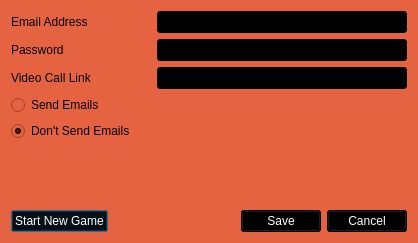
ae6nr/secret_hitler, file emailsettingswindow.ui: the form before one commit.
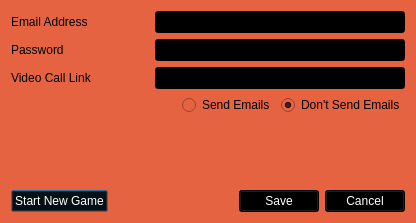
The form after the commit. Icons and pictures are not drawn.

```diff
--- a/emailsettingswindow.ui
+++ b/emailsettingswindow.ui
@@ -6,8 +6,8 @@
    <rect>
     <x>0</x>
     <y>0</y>
-    <width>418</width>
-    <height>243</height>
+    <width>416</width>
+    <height>223</height>
    </rect>
   </property>
   <property name="windowTitle">
@@ -20,17 +20,8 @@
   <property name="styleSheet">
    <string notr="true">background-color: rgb(230, 99, 66);</string>
   </property>
-  <widget class="QWidget" name="layoutWidget">
-   <property name="geometry">
-    <rect>
-     <x>11</x>
-     <y>11</y>
-     <width>396</width>
-     <height>221</height>
-    </rect>
-   </property>
-   <layout class="QVBoxLayout" name="verticalLayout">
-    <item>
+  <layout class="QGridLayout" name="gridLayout">
+   <item row="0" column="0" colspan="3">
      <layout class="QHBoxLayout" name="horizontalLayout">
       <item>
        <widget class="QLabel" name="label">
@@ -71,7 +62,7 @@
       </item>
      </layout>
     </item>
-    <item>
+   <item row="1" column="0" colspan="3">
      <layout class="QHBoxLayout" name="horizontalLayout_2">
       <item>
        <widget class="QLabel" name="label_2">
@@ -112,7 +103,7 @@
       </item>
      </layout>
     </item>
-    <item>
+   <item row="2" column="0" colspan="3">
      <layout class="QHBoxLayout" name="horizontalLayout_4">
       <item>
        <widget class="QLabel" name="label_3">
@@ -153,7 +144,20 @@
       </item>
      </layout>
     </item>
-    <item>
+   <item row="3" column="0">
+    <spacer name="horizontalSpacer_5">
+     <property name="orientation">
+      <enum>Qt::Horizontal</enum>
+     </property>
+     <property name="sizeHint" stdset="0">
+      <size>
+       <width>152</width>
+       <height>20</height>
+      </size>
+     </property>
+    </spacer>
+   </item>
+   <item row="3" column="1">
      <widget class="QRadioButton" name="radioButton_send">
       <property name="text">
        <string>Send Emails</string>
@@ -163,7 +167,7 @@
       </property>
      </widget>
     </item>
-    <item>
+   <item row="3" column="2">
      <widget class="QRadioButton" name="radioButton_dont_send">
       <property name="text">
        <string>Don't Send Emails</string>
@@ -173,20 +177,20 @@
       </property>
      </widget>
     </item>
-    <item>
+   <item row="4" column="0" colspan="3">
      <spacer name="verticalSpacer">
       <property name="orientation">
        <enum>Qt::Vertical</enum>
       </property>
       <property name="sizeHint" stdset="0">
        <size>
-        <width>20</width>
-        <height>40</height>
+       <width>391</width>
+       <height>35</height>
        </size>
       </property>
      </spacer>
     </item>
-    <item>
+   <item row="5" column="0" colspan="3">
      <layout class="QHBoxLayout" name="horizontalLayout_3">
       <item>
        <widget class="QPushButton" name="pushButton_start_new_game">
@@ -237,7 +241,6 @@
      </layout>
     </item>
    </layout>
-  </widget>
  </widget>
  <resources>
   <include location="resources/sh.qrc"/>
```
Lines whose indentation alone changed are shown as unchanged.
